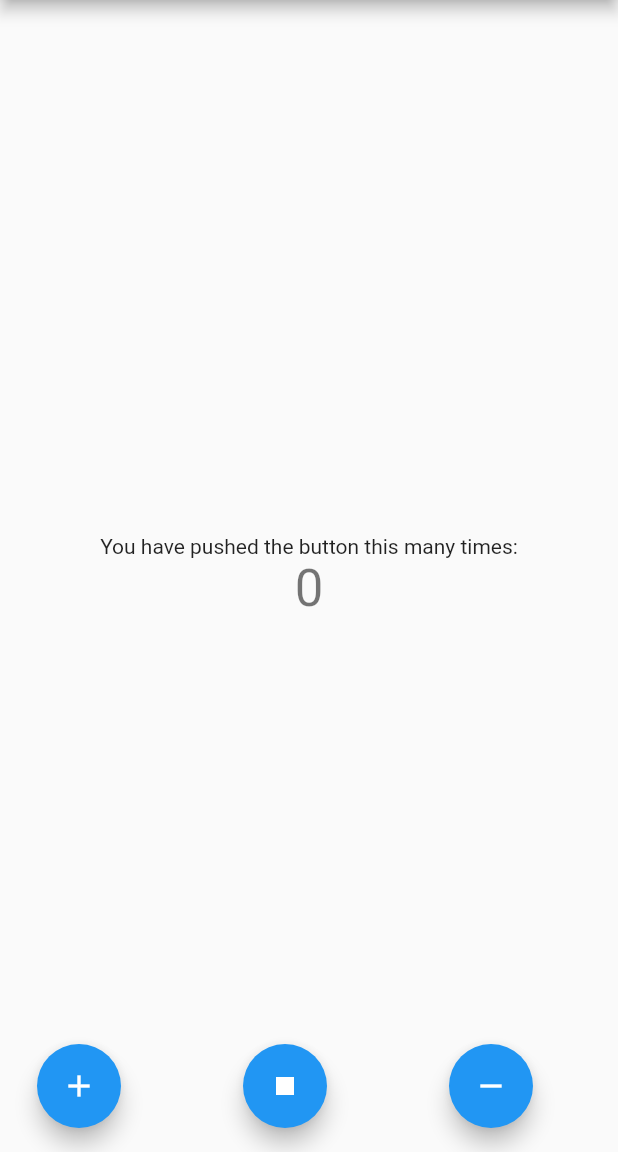
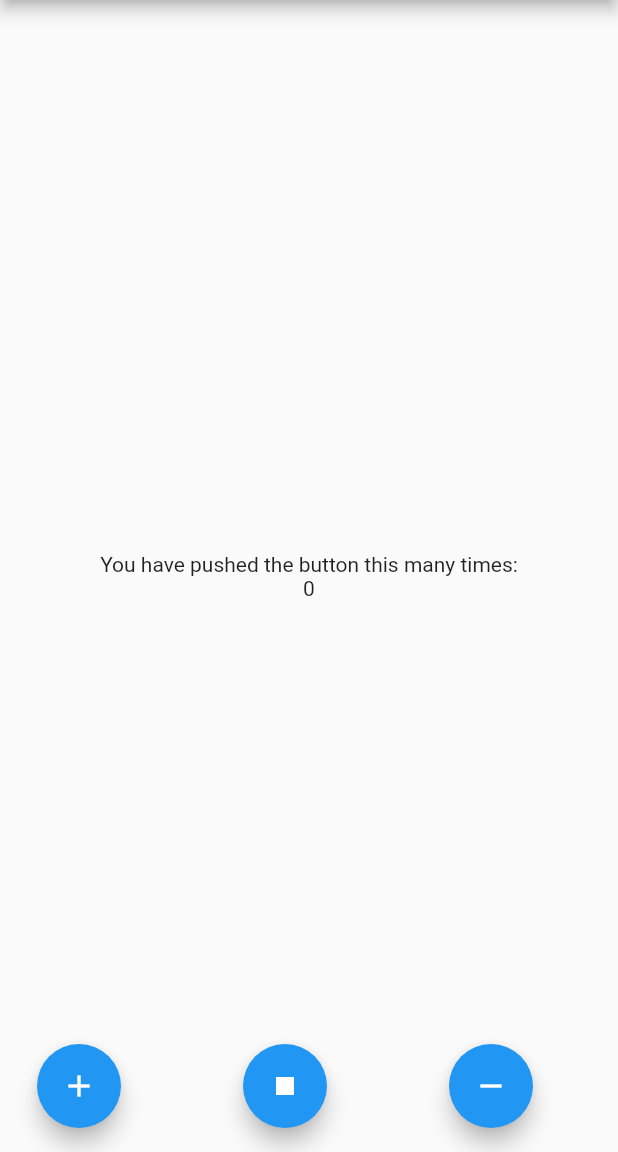
Before and after one commit to ahmedzaki72/flutter_bloc_counter-, a Flutter app: the screen it shows after launch, on a phone screen of 412 x 824 dp, the part 84-1236 px from its top. Run offline on Flutter 3.47's test engine with Material 2 defaults, Android fonts, the phone set to English and light mode, and no system bars; our stand-ins replace bloc, equatable, flutter_bloc.

```diff
--- a/lib/bloc /counter_observer.dart
+++ b/lib/bloc /counter_observer.dart
@@ -24,4 +24,6 @@ class CounterObserver extends BlocObserver {
     print(error);
     super.onError(bloc, error, stackTrace);
   }
+
+  /// write code working on all bloc you will using bloc Delegate.  and i will creating class .
 }
--- /dev/null
+++ b/lib/bloc /simple_bloc_delegate.dart
@@ -0,0 +1,6 @@
+/// i will using bloc delegate to listen on all bloc on app .
+
+
+// class SimpleBlocDelegate extends BlocDeletgate {
+//
+// }
--- a/lib/bloc /states.dart
+++ b/lib/bloc /states.dart
@@ -3,7 +3,7 @@ import 'package:equatable/equatable.dart';
 abstract class CounterStates extends Equatable {}
 
 class CounterInitial extends CounterStates {
-  int? initial;
+ final  int? initial;
   CounterInitial({this.initial});
   @override
   // TODO: implement props
@@ -11,7 +11,7 @@ class CounterInitial extends CounterStates {
 }
 
 class CounterIncrementState extends CounterStates {
-  int? counter;
+ final  int? counter;
   CounterIncrementState({this.counter});
 
   @override
@@ -20,7 +20,7 @@ class CounterIncrementState extends CounterStates {
 }
 
 class CounterDecrementState extends CounterStates {
-  int? counter;
+  final int? counter;
   CounterDecrementState({this.counter});
   @override
   // TODO: implement props
@@ -28,7 +28,7 @@ class CounterDecrementState extends CounterStates {
 }
 
 class CounterStopState extends CounterStates {
-  int? counter;
+  final int? counter;
   CounterStopState({this.counter});
   @override
   // TODO: implement props
--- a/lib/main.dart
+++ b/lib/main.dart
@@ -43,13 +43,11 @@ class _MyHomePageState extends State<MyHomePage> {
   @override
   void initState() {
     // TODO: implement initState
-    // bloc = BlocProvider.of<CounterBloc>(context);
     super.initState();
   }
 
   @override
   void dispose() {
-    // bloc!.close();
     super.dispose();
   }
 
@@ -69,20 +67,38 @@ class _MyHomePageState extends State<MyHomePage> {
             BlocConsumer<CounterBloc, CounterStates>(
               listener: (context, states) {
                 if(states is CounterDecrementState) {
-                  if(states.counter == 30 ) {
-                     context.read<CounterBloc>().add(CounterStopEvent());
-                  }
+                  // if(states.counter == 30 ) {
+                  //    context.read<CounterBloc>().add(CounterStopEvent());
+                  // }
+                  print('event * 7 decrements');
                 }
                 if(states is CounterIncrementState) {
+                  print('event * 7 increment');
+                }
+                if(states is CounterStopState) {
+                  print('event * 7 stop');
                 }
               },
               builder: (context, states) {
-                var counterBloc =  CounterBloc.get(context);
-                print(counterBloc.counter);
-                return Text(
-                  '${context.watch<CounterBloc>().counter}',
-                  style: Theme.of(context).textTheme.headline4,
-                );
+                if (states is CounterIncrementState) {
+                  return Text(
+                    '${states.counter}',
+                    style: Theme.of(context).textTheme.headline4,
+                  );
+                }else if (states is CounterDecrementState) {
+                  return Text(
+                    // '${context.watch<CounterBloc>().counter}',
+                    '${states.counter}',
+                    style: Theme.of(context).textTheme.headline4,
+                  );
+                } else if (states is CounterStopState) {
+                  return Text(
+                    // '${context.watch<CounterBloc>().counter}',
+                    '${states.counter}',
+                    style: Theme.of(context).textTheme.headline4,
+                  );
+                }
+                return Text('0');
               },
             ),
           ],
```
Also changed, not shown: lib/bloc /bloc.dart (+17 -0 lines), pubspec.lock.
